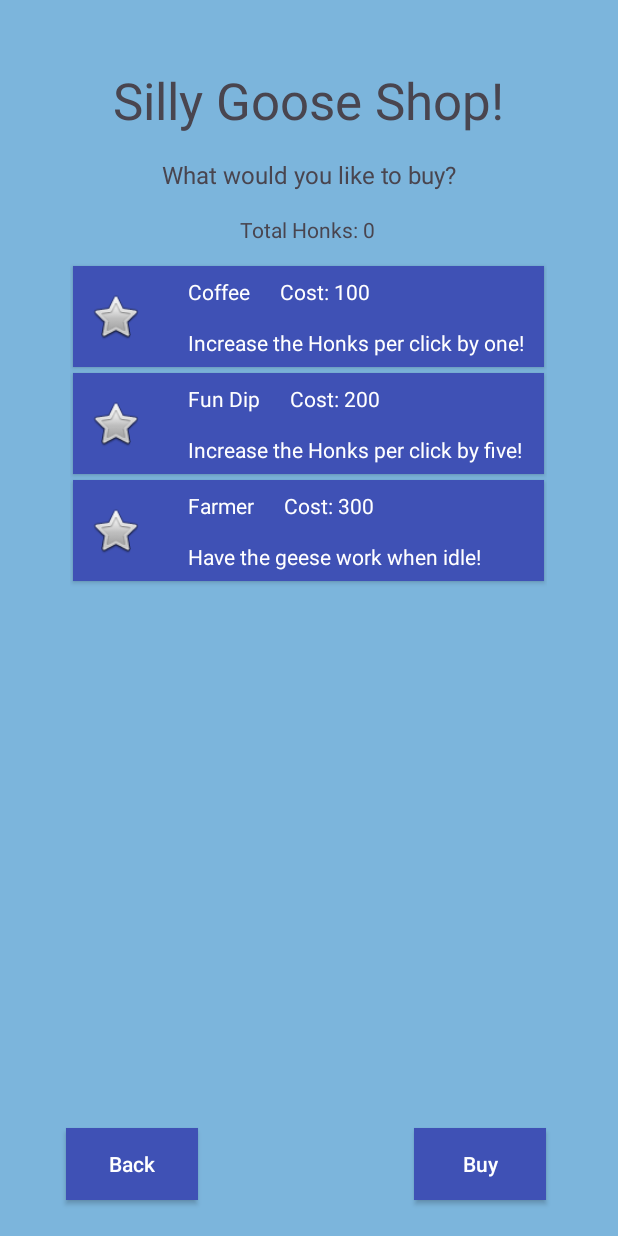
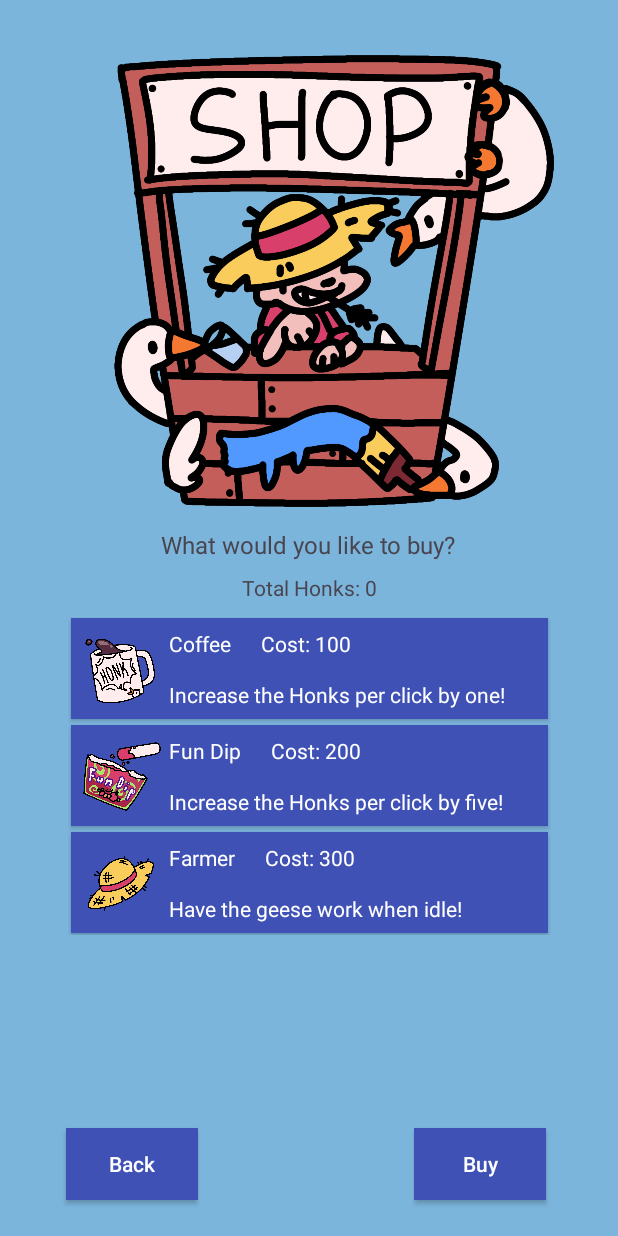
Before and after one commit to jonestho/duck-duck-goose, an Android app: the ShopActivity screen opened directly, with no data from a screen before it, on a phone screen of 412 x 824 dp. Run offline under Robolectric (Android 15) with nearby library versions, the light colour scheme and no system bars; our stand-ins replace Firebase (no records; nobody signed in at launch, a user with empty details on screens opened directly); Roboto replaces fonts that are not available here.

Commit message:
added shop images

```diff
--- a/app/src/main/java/com/game/duckduckgoose/ShopAdapter.kt
+++ b/app/src/main/java/com/game/duckduckgoose/ShopAdapter.kt
@@ -19,11 +19,13 @@ class ShopAdapter(val shopItems: ArrayList<Item>, val userCurrency: Int,
         val itemName: TextView
         val description: TextView
         val cost: TextView
+        val itemPic: ImageView
 
         init {
             itemName = view.findViewById(R.id.item_name)
             description = view.findViewById(R.id.item_desc)
             cost = view.findViewById(R.id.item_cost)
+            itemPic = view.findViewById(R.id.shop_item_image)
         }
     }
 
@@ -44,6 +46,13 @@ class ShopAdapter(val shopItems: ArrayList<Item>, val userCurrency: Int,
         holder.itemView.setBackgroundResource(if(position == selectedPos)
             R.color.colorEnabledBackground  else androidx.browser.R.color.browser_actions_bg_grey)
 
+        // set shop item images
+        when(item.name){
+            "Coffee" -> holder.itemPic.setImageResource(R.drawable.coffee)
+            "Fun Dip" -> holder.itemPic.setImageResource(R.drawable.fundip)
+            "Farmer" -> holder.itemPic.setImageResource(R.drawable.farmers)
+        }
+
         if(!item.bought || item.cost > userCurrency)
             holder.itemView.isClickable = false
 
--- a/app/src/main/res/layout/activity_shop.xml
+++ b/app/src/main/res/layout/activity_shop.xml
@@ -8,36 +8,35 @@
     android:background="#7CB5DC"
     tools:context=".ShopActivity">
 
+    <ImageView
+        android:id="@+id/imageView2"
+        android:layout_width="343dp"
+        android:layout_height="709dp"
+        android:layout_marginBottom="84dp"
+        app:layout_constraintBottom_toBottomOf="@+id/shop_items"
+        app:layout_constraintEnd_toEndOf="@+id/shop_items"
+        app:layout_constraintStart_toStartOf="@+id/shop_items"
+        app:srcCompat="@drawable/shopimage" />
+
     <TextView
-        android:id="@+id/textView4"
+        android:id="@+id/textView5"
         android:layout_width="wrap_content"
         android:layout_height="wrap_content"
-        android:layout_marginTop="44dp"
-        android:text="Silly Goose Shop!"
-        android:textSize="34sp"
+        android:layout_marginTop="352dp"
+        android:text="What would you like to buy?"
+        android:textSize="16sp"
         app:layout_constraintEnd_toEndOf="parent"
         app:layout_constraintHorizontal_bias="0.497"
         app:layout_constraintStart_toStartOf="parent"
         app:layout_constraintTop_toTopOf="parent" />
 
-    <TextView
-        android:id="@+id/textView5"
-        android:layout_width="wrap_content"
-        android:layout_height="wrap_content"
-        android:layout_marginTop="16dp"
-        android:text="What would you like to buy?"
-        android:textSize="16sp"
-        app:layout_constraintEnd_toEndOf="parent"
-        app:layout_constraintStart_toStartOf="parent"
-        app:layout_constraintTop_toBottomOf="@+id/textView4" />
-
     <androidx.recyclerview.widget.RecyclerView
         android:id="@+id/shop_items"
-        android:layout_width="318dp"
-        android:layout_height="460dp"
-        android:layout_marginTop="48dp"
+        android:layout_width="322dp"
+        android:layout_height="213dp"
+        android:layout_marginTop="36dp"
         app:layout_constraintEnd_toEndOf="parent"
-        app:layout_constraintHorizontal_bias="0.494"
+        app:layout_constraintHorizontal_bias="0.505"
         app:layout_constraintStart_toStartOf="parent"
         app:layout_constraintTop_toBottomOf="@+id/textView5"
         tools:listitem="@layout/shop_item" />
@@ -74,10 +73,10 @@
         android:id="@+id/current_amnt"
         android:layout_width="wrap_content"
         android:layout_height="wrap_content"
-        android:layout_marginTop="16dp"
+        android:layout_marginTop="8dp"
         android:text="Your Points:"
         app:layout_constraintEnd_toEndOf="parent"
-        app:layout_constraintHorizontal_bias="0.497"
         app:layout_constraintStart_toStartOf="parent"
         app:layout_constraintTop_toBottomOf="@+id/textView5" />
+
 </androidx.constraintlayout.widget.ConstraintLayout>
--- a/app/src/main/res/layout/shop_item.xml
+++ b/app/src/main/res/layout/shop_item.xml
@@ -16,13 +16,16 @@
         android:layout_height="67dp">
 
         <ImageView
-            android:id="@+id/guess_symbol"
-            android:layout_width="35dp"
-            android:layout_height="35dp"
+            android:id="@+id/shop_item_image"
+            android:layout_width="59dp"
+            android:layout_height="62dp"
             app:layout_constraintBottom_toBottomOf="parent"
+            app:layout_constraintEnd_toEndOf="parent"
             app:layout_constraintEnd_toStartOf="@+id/guideline6"
+            app:layout_constraintHorizontal_bias="0.5"
             app:layout_constraintStart_toStartOf="parent"
             app:layout_constraintTop_toTopOf="parent"
+            app:layout_constraintVertical_bias="0.5"
             app:srcCompat="@android:drawable/btn_star" />
 
         <androidx.constraintlayout.widget.Guideline
@@ -30,13 +33,12 @@
             android:layout_width="wrap_content"
             android:layout_height="wrap_content"
             android:orientation="vertical"
-            app:layout_constraintGuide_percent="0.18" />
+            app:layout_constraintGuide_percent="0.20588236" />
 
         <TextView
             android:id="@+id/item_name"
             android:layout_width="wrap_content"
             android:layout_height="wrap_content"
-            android:layout_marginStart="20dp"
             android:text="TextView"
             android:textColor="#FFFFFF"
             app:layout_constraintBottom_toTopOf="@+id/guideline8"
```
Also changed, not shown: app/src/main/res/drawable/coffee.png (added), app/src/main/res/drawable/farmers.png (added), app/src/main/res/drawable/fundip.png (added), app/src/main/res/drawable/shopimage.png (added).
